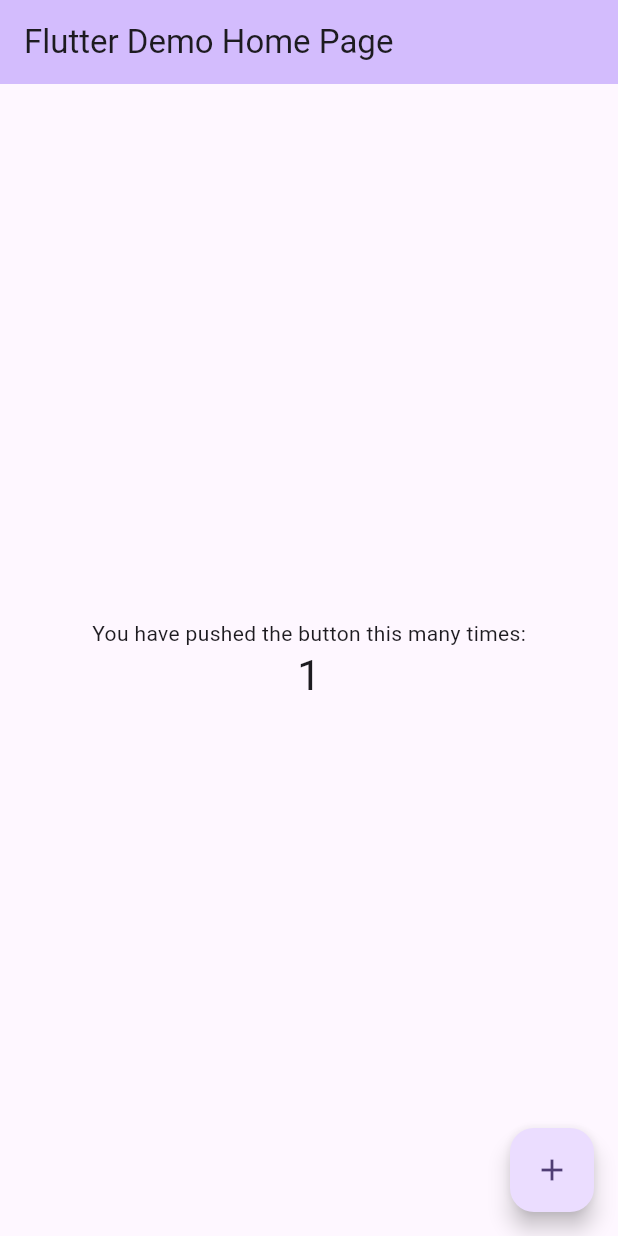
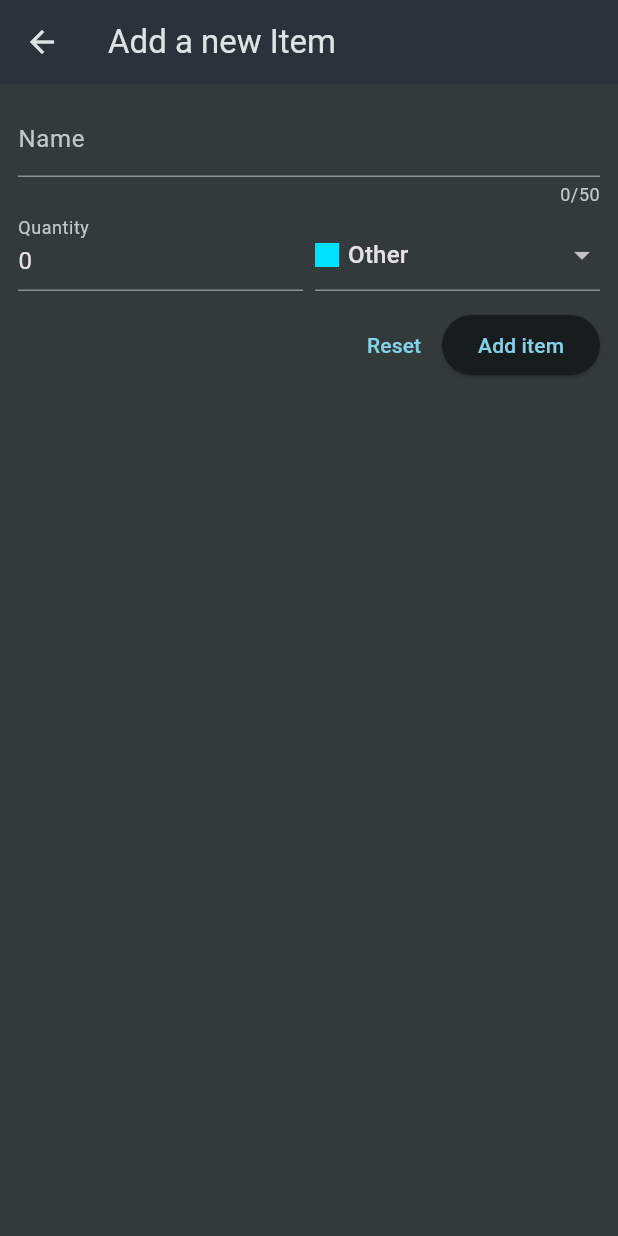
Before and after one commit to oceanSsagar/shoppping_list, a Flutter app: the screen it shows after launch, after a tap on the "add" icon, on a phone screen of 412 x 824 dp. Run offline on Flutter 3.47's test engine with Material 3 defaults, Android fonts, the phone set to English and light mode, and no system bars.

Commit message:
add dismissible to to grocery list

```diff
--- /dev/null
+++ b/lib/data/categories.dart
@@ -0,0 +1,46 @@
+import 'package:flutter/material.dart';
+import 'package:shoppping_list/models/category.dart';
+
+
+const categories = {
+  Categories.vegetables: Category(
+    'Vegetables',
+    Color.fromARGB(255, 0, 255, 128),
+  ),
+  Categories.fruit: Category(
+    'Fruit',
+    Color.fromARGB(255, 145, 255, 0),
+  ),
+  Categories.meat: Category(
+    'Meat',
+    Color.fromARGB(255, 255, 102, 0),
+  ),
+  Categories.dairy: Category(
+    'Dairy',
+    Color.fromARGB(255, 0, 208, 255),
+  ),
+  Categories.carbs: Category(
+    'Carbs',
+    Color.fromARGB(255, 0, 60, 255),
+  ),
+  Categories.sweets: Category(
+    'Sweets',
+    Color.fromARGB(255, 255, 149, 0),
+  ),
+  Categories.spices: Category(
+    'Spices',
+    Color.fromARGB(255, 255, 187, 0),
+  ),
+  Categories.convenience: Category(
+    'Convenience',
+    Color.fromARGB(255, 191, 0, 255),
+  ),
+  Categories.hygiene: Category(
+    'Hygiene',
+    Color.fromARGB(255, 149, 0, 255),
+  ),
+  Categories.other: Category(
+    'Other',
+    Color.fromARGB(255, 0, 225, 255),
+  ),
+};
--- /dev/null
+++ b/lib/data/dummy_items.dart
@@ -0,0 +1,22 @@
+import 'package:shoppping_list/data/categories.dart';
+import 'package:shoppping_list/models/grocery_item.dart';
+import 'package:shoppping_list/models/category.dart';
+
+
+final groceryItems = [
+  GroceryItem(
+      id: 'a',
+      name: 'Milk',
+      quantity: 1,
+      category: categories[Categories.dairy]!),
+  GroceryItem(
+      id: 'b',
+      name: 'Bananas',
+      quantity: 5,
+      category: categories[Categories.fruit]!),
+  GroceryItem(
+      id: 'c',
+      name: 'Beef Steak',
+      quantity: 1,
+      category: categories[Categories.meat]!),
+];
--- a/lib/main.dart
+++ b/lib/main.dart
@@ -1,4 +1,5 @@
 import 'package:flutter/material.dart';
+import 'package:shoppping_list/widgets/grocery_list.dart';
 
 void main() {
   runApp(const MyApp());
@@ -11,115 +12,16 @@
   @override
   Widget build(BuildContext context) {
     return MaterialApp(
-      title: 'Flutter Demo',
-      theme: ThemeData(
-        // This is the theme of your application.
-        //
-        // TRY THIS: Try running your application with "flutter run". You'll see
-        // the application has a purple toolbar. Then, without quitting the app,
-        // try changing the seedColor in the colorScheme below to Colors.green
-        // and then invoke "hot reload" (save your changes or press the "hot
-        // reload" button in a Flutter-supported IDE, or press "r" if you used
-        // the command line to start the app).
-        //
-        // Notice that the counter didn't reset back to zero; the application
-        // state is not lost during the reload. To reset the state, use hot
-        // restart instead.
-        //
-        // This works for code too, not just values: Most code changes can be
-        // tested with just a hot reload.
-        colorScheme: ColorScheme.fromSeed(seedColor: Colors.deepPurple),
-        useMaterial3: true,
+      title: 'Flutter Groceries',
+      theme: ThemeData.dark().copyWith(
+        colorScheme: ColorScheme.fromSeed(
+          seedColor: const Color.fromARGB(255, 147, 229, 250),
+          brightness: Brightness.dark,
+          surface: const Color.fromARGB(255, 42, 51, 59),
+        ),
+        scaffoldBackgroundColor: const Color.fromARGB(255, 50, 58, 60),
       ),
-      home: const MyHomePage(title: 'Flutter Demo Home Page'),
+      home: GroceryList(),
     );
   }
 }
-
-class MyHomePage extends StatefulWidget {
-  const MyHomePage({super.key, required this.title});
-
-  // This widget is the home page of your application. It is stateful, meaning
-  // that it has a State object (defined below) that contains fields that affect
-  // how it looks.
-
-  // This class is the configuration for the state. It holds the values (in this
-  // case the title) provided by the parent (in this case the App widget) and
-  // used by the build method of the State. Fields in a Widget subclass are
-  // always marked "final".
-
-  final String title;
-
-  @override
-  State<MyHomePage> createState() => _MyHomePageState();
-}
-
-class _MyHomePageState extends State<MyHomePage> {
-  int _counter = 0;
-
-  void _incrementCounter() {
-    setState(() {
-      // This call to setState tells the Flutter framework that something has
-      // changed in this State, which causes it to rerun the build method below
-      // so that the display can reflect the updated values. If we changed
-      // _counter without calling setState(), then the build method would not be
-      // called again, and so nothing would appear to happen.
-      _counter++;
-    });
-  }
-
-  @override
-  Widget build(BuildContext context) {
-    // This method is rerun every time setState is called, for instance as done
-    // by the _incrementCounter method above.
-    //
-    // The Flutter framework has been optimized to make rerunning build methods
-    // fast, so that you can just rebuild anything that needs updating rather
-    // than having to individually change instances of widgets.
-    return Scaffold(
-      appBar: AppBar(
-        // TRY THIS: Try changing the color here to a specific color (to
-        // Colors.amber, perhaps?) and trigger a hot reload to see the AppBar
-        // change color while the other colors stay the same.
-        backgroundColor: Theme.of(context).colorScheme.inversePrimary,
-        // Here we take the value from the MyHomePage object that was created by
-        // the App.build method, and use it to set our appbar title.
-        title: Text(widget.title),
-      ),
-      body: Center(
-        // Center is a layout widget. It takes a single child and positions it
-        // in the middle of the parent.
-        child: Column(
-          // Column is also a layout widget. It takes a list of children and
-          // arranges them vertically. By default, it sizes itself to fit its
-          // children horizontally, and tries to be as tall as its parent.
-          //
-          // Column has various properties to control how it sizes itself and
-          // how it positions its children. Here we use mainAxisAlignment to
-          // center the children vertically; the main axis here is the vertical
-          // axis because Columns are vertical (the cross axis would be
-          // horizontal).
-          //
-          // TRY THIS: Invoke "debug painting" (choose the "Toggle Debug Paint"
-          // action in the IDE, or press "p" in the console), to see the
-          // wireframe for each widget.
-          mainAxisAlignment: MainAxisAlignment.center,
-          children: <Widget>[
-            const Text(
-              'You have pushed the button this many times:',
-            ),
-            Text(
-              '$_counter',
-              style: Theme.of(context).textTheme.headlineMedium,
-            ),
-          ],
-        ),
-      ),
-      floatingActionButton: FloatingActionButton(
-        onPressed: _incrementCounter,
-        tooltip: 'Increment',
-        child: const Icon(Icons.add),
-      ), // This trailing comma makes auto-formatting nicer for build methods.
-    );
-  }
-}
--- /dev/null
+++ b/lib/models/category.dart
@@ -0,0 +1,21 @@
+import 'package:flutter/material.dart';
+
+enum Categories {
+  vegetables,
+  fruit,
+  meat,
+  dairy,
+  carbs,
+  sweets,
+  spices,
+  convenience,
+  hygiene,
+  other
+}
+
+class Category {
+  const Category(this.title, this.color);
+
+  final String title;
+  final Color color;
+}
--- /dev/null
+++ b/lib/models/grocery_item.dart
@@ -0,0 +1,15 @@
+import 'package:shoppping_list/models/category.dart';
+
+class GroceryItem {
+  const GroceryItem({
+    required this.id,
+    required this.name,
+    required this.quantity,
+    required this.category,
+  });
+
+  final String id;
+  final String name;
+  final int quantity;
+  final Category category;
+}
--- /dev/null
+++ b/lib/widgets/grocery_list.dart
@@ -0,0 +1,75 @@
+import 'package:flutter/material.dart';
+import 'package:shoppping_list/widgets/new_item.dart';
+import 'package:shoppping_list/models/grocery_item.dart';
+
+class GroceryList extends StatefulWidget {
+  @override
+  State<GroceryList> createState() => _GroceryListState();
+}
+
+class _GroceryListState extends State<GroceryList> {
+  final List<GroceryItem> _groceryItems = [];
+
+  void _addItem(BuildContext context) async {
+    final newItem = await Navigator.of(context).push<GroceryItem>(
+      MaterialPageRoute(
+        builder: (ctx) => NewItem(),
+      ),
+    );
+
+    if (newItem == null) {
+      return;
+    }
+
+    setState(() {
+      _groceryItems.add(newItem);
+    });
+  }
+
+  void _removeItem(GroceryItem item) {
+    setState(() {
+      _groceryItems.remove(item);
+    });
+  }
+
+  @override
+  Widget build(BuildContext context) {
+    Widget content = const Center(
+      child: Text("No items added yet"),
+    );
+
+    if (_groceryItems.isNotEmpty) {
+      content = ListView.builder(
+        itemCount: _groceryItems.length,
+        itemBuilder: (ctx, index) => Dismissible(
+          onDismissed: (direction) => _removeItem(_groceryItems[index]),
+          key: ValueKey(_groceryItems[index].id),
+          child: ListTile(
+            title: Text(_groceryItems[index].name),
+            leading: Container(
+              width: 24,
+              height: 24,
+              color: _groceryItems[index].category.color,
+            ),
+            trailing: Text(_groceryItems[index].quantity.toString()),
+          ),
+        ),
+      );
+    }
+
+    return Scaffold(
+      appBar: AppBar(
+        title: Text("Your Groceries"),
+        actions: [
+          IconButton(
+            onPressed: () {
+              _addItem(context);
+            },
+            icon: const Icon(Icons.add),
+          )
+        ],
+      ),
+      body: content,
+    );
+  }
+}
--- /dev/null
+++ b/lib/widgets/new_item.dart
@@ -0,0 +1,137 @@
+import 'package:flutter/material.dart';
+import 'package:shoppping_list/data/categories.dart';
+import 'package:shoppping_list/models/category.dart';
+import 'package:shoppping_list/models/grocery_item.dart';
+
+class NewItem extends StatefulWidget {
+  @override
+  State<StatefulWidget> createState() {
+    return _NewItemState();
+  }
+}
+
+class _NewItemState extends State<NewItem> {
+  final _formkey = GlobalKey<FormState>();
+  var _enteredQuantity = 0;
+  var _enteredName = "";
+  var _seletedCategory = categories[Categories.other]!;
+
+  void _saveItem() {
+    if (_formkey.currentState!.validate()) {
+      _formkey.currentState!.save();
+      Navigator.of(context).pop(
+        GroceryItem(
+            id: DateTime.now().toString(),
+            name: _enteredName,
+            quantity: _enteredQuantity,
+            category: _seletedCategory),
+      );
+    }
+  }
+
+  @override
+  Widget build(BuildContext context) {
+    return Scaffold(
+      appBar: AppBar(
+        title: const Text("Add a new Item"),
+      ),
+      body: Padding(
+        padding: EdgeInsets.all(12),
+        child: Form(
+          key: _formkey,
+          child: Column(
+            children: [
+              TextFormField(
+                maxLength: 50,
+                decoration: InputDecoration(
+                  contentPadding: EdgeInsets.only(bottom: 10),
+                  label: Text("Name"),
+                ),
+                validator: (value) {
+                  if (value == null ||
+                      value.isEmpty ||
+                      value.trim().length <= 1 ||
+                      value.trim().length > 50) {
+                    return "Must be between 1 and 50 characters long.";
+                  }
+                  return null;
+                },
+                onSaved: (value) {
+                  // if (value == null) return;
+                  _enteredName = value!;
+                },
+              ),
+              Row(
+                crossAxisAlignment: CrossAxisAlignment.end,
+                children: [
+                  Expanded(
+                    child: TextFormField(
+                      keyboardType: TextInputType.number,
+                      initialValue: _enteredQuantity.toString(),
+                      decoration: InputDecoration(
+                        label: Text("Quantity"),
+                      ),
+                      validator: (value) {
+                        if (value == null ||
+                            value.isEmpty ||
+                            int.tryParse(value) == null ||
+                            int.tryParse(value)! <= 0) {
+                          return "Must be valid positive number";
+                        }
+                        return null;
+                      },
+                      onSaved: (value) {
+                        _enteredQuantity = int.parse(value!);
+                      },
+                    ),
+                  ),
+                  const SizedBox(width: 8),
+                  Expanded(
+                    child: DropdownButtonFormField(
+                      value: _seletedCategory,
+                      items: [
+                        for (final category in categories.entries)
+                          DropdownMenuItem(
+                            value: category.value,
+                            child: Row(children: [
+                              Container(
+                                  width: 16,
+                                  height: 16,
+                                  color: category.value.color),
+                              const SizedBox(width: 6),
+                              Text(category.value.title),
+                            ]),
+                          )
+                      ],
+                      onChanged: (value) {
+                        setState(() {
+                          _seletedCategory = value!;
+                        });
+                      },
+                    ),
+                  )
+                ],
+              ),
+              const SizedBox(
+                height: 12,
+              ),
+              Row(
+                mainAxisAlignment: MainAxisAlignment.end,
+                children: [
+                  TextButton(
+                    onPressed: () {
+                      _formkey.currentState!.reset();
+                    },
+                    child: const Text("Reset"),
+                  ),
+                  ElevatedButton(
+                      onPressed: _saveItem, child: const Text("Add item"))
+                ],
+              )
+            ],
+          ),
+        ),
+      ),
+    );
+  }
+}
```
